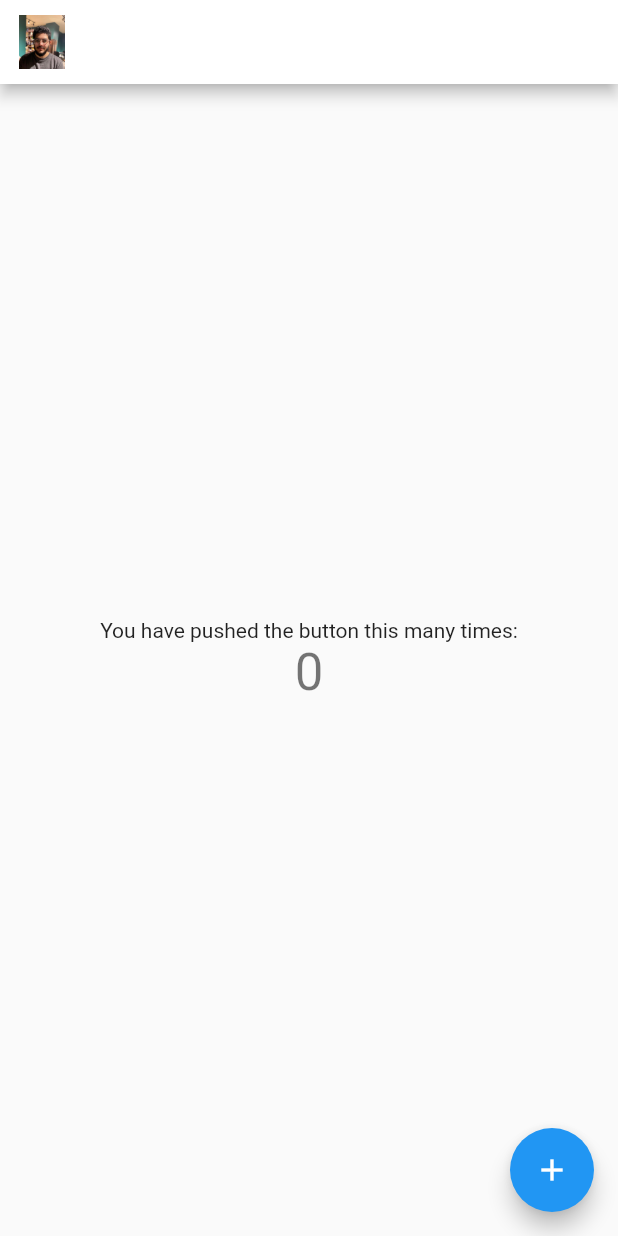
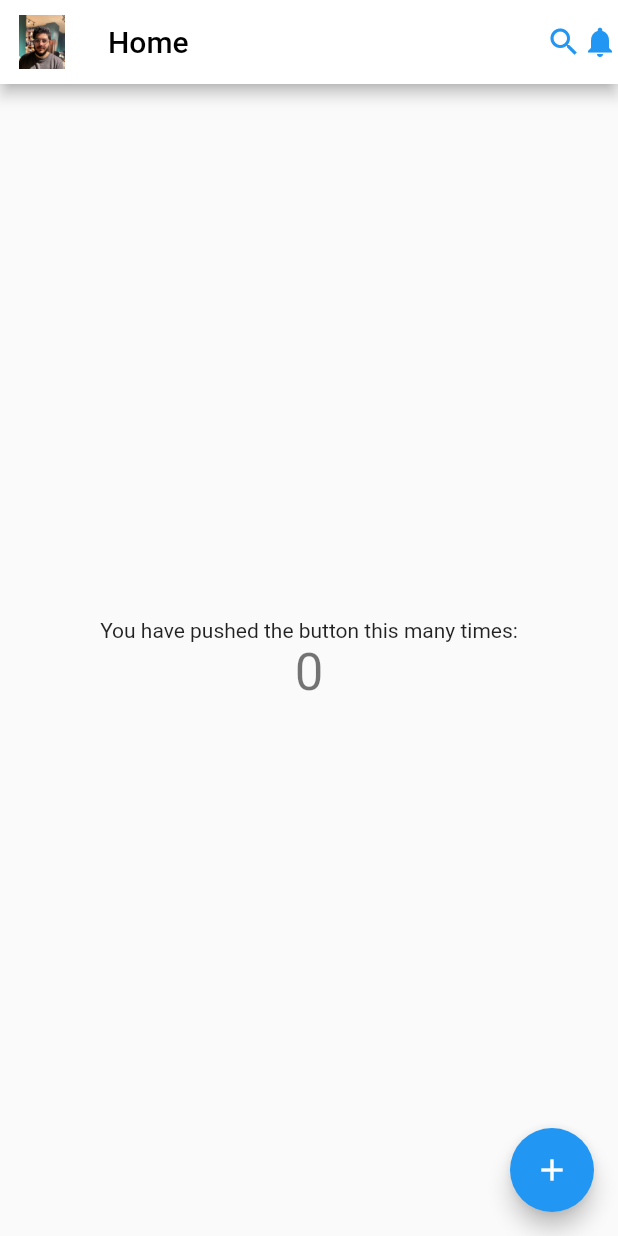
Before and after one commit to tareqshawwasoft/flutter_app, a Flutter app: the screen it shows after launch, on a phone screen of 412 x 824 dp. Run offline on Flutter 3.47's test engine with Material 2 defaults, Android fonts, the phone set to English and light mode, and no system bars; missing offline and left inert: dart:html.

Commit message:
Second commit

```diff
--- a/lib/main.dart
+++ b/lib/main.dart
@@ -75,8 +75,11 @@ class _MyHomePageState extends State<MyHomePage> {
     // than having to individually change instances of widgets.
     return Scaffold(
       appBar: AppBar(
+        // Tareq Marwan Alshawwa 20190221
+        // طارق مروان الشوا 20190221
+
         backgroundColor: Colors.white,
-        title: Text(widget.title),//Image.asset('assets/images/pic.png'
+        title: const Text('Home',style: TextStyle(fontSize: 20 , color :Colors.black )),
           leading:
       IconButton(
       icon: Image.asset('assets/images/pic.jpeg'),
@@ -84,8 +87,10 @@ class _MyHomePageState extends State<MyHomePage> {
           padding:  const EdgeInsets.all(10.0)
       ),
         actions: const [
-          Icon(Icons.search),
-          Icon(Icons.notifications)
+          Icon(Icons.search,
+              color:Colors.blue),
+          Icon(Icons.notifications,
+          color: Colors.blue,)
         ],
       ),
       body: Center(
```
